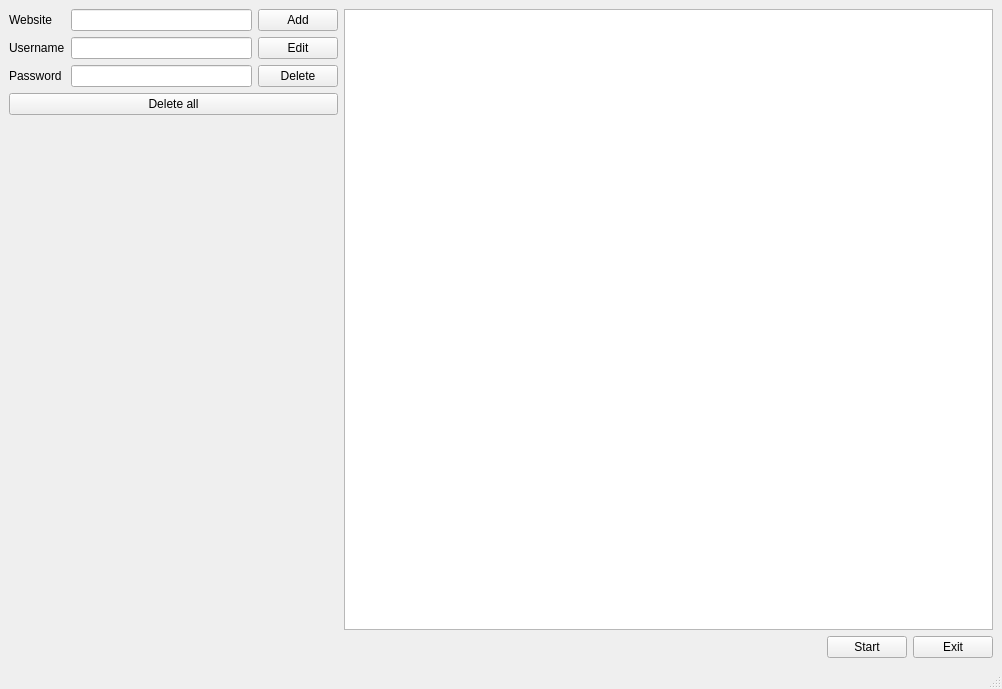
First picture: the form in src/gui/GUI/mainwindow.ui, repository kamerado/USB-Password-Manager, before the edit.
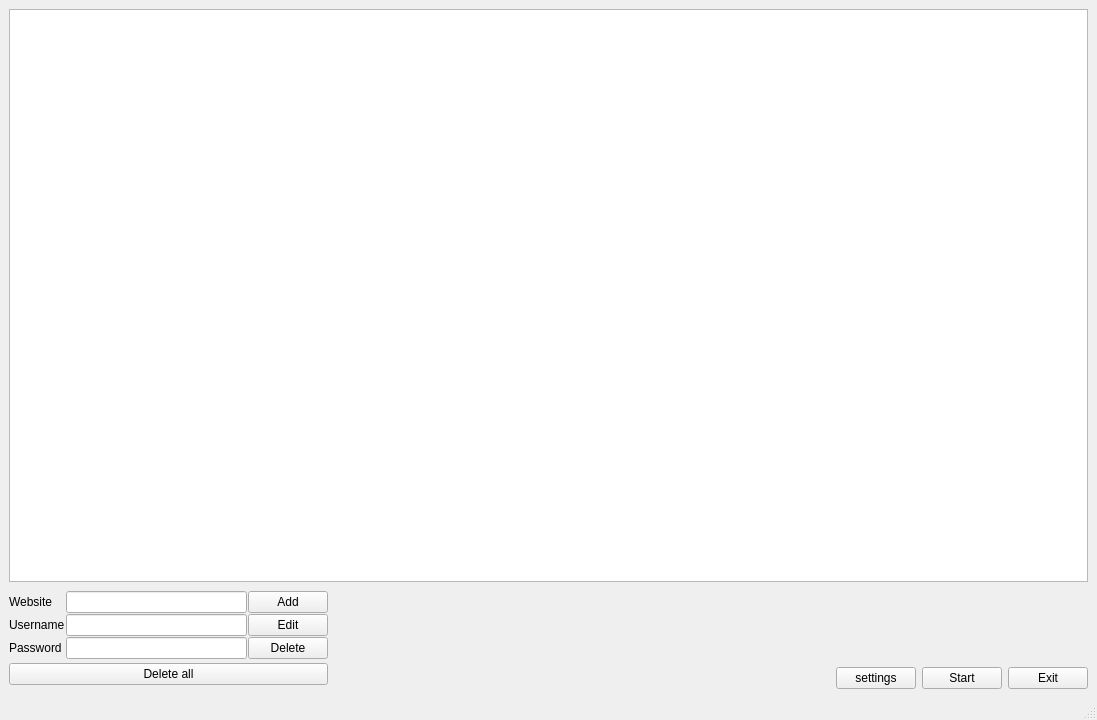
Second picture: the form after the edit.

Commit message: add settings and settings window

```diff
--- a/src/gui/GUI/mainwindow.ui
+++ b/src/gui/GUI/mainwindow.ui
@@ -6,8 +6,8 @@
    <rect>
     <x>0</x>
     <y>0</y>
-    <width>1002</width>
-    <height>689</height>
+    <width>1097</width>
+    <height>720</height>
    </rect>
   </property>
   <property name="sizePolicy">
@@ -26,13 +26,35 @@
      <verstretch>0</verstretch>
     </sizepolicy>
    </property>
-   <layout class="QVBoxLayout" name="verticalLayout_2">
+   <layout class="QVBoxLayout" name="verticalLayout_6">
+    <item>
+     <widget class="QTableWidget" name="CTable">
+      <property name="sizeAdjustPolicy">
+       <enum>QAbstractScrollArea::SizeAdjustPolicy::AdjustToContents</enum>
+      </property>
+      <property name="editTriggers">
+       <set>QAbstractItemView::EditTrigger::NoEditTriggers</set>
+      </property>
+      <property name="selectionBehavior">
+       <enum>QAbstractItemView::SelectionBehavior::SelectRows</enum>
+      </property>
+      <attribute name="horizontalHeaderCascadingSectionResizes">
+       <bool>false</bool>
+      </attribute>
+     </widget>
+    </item>
     <item>
      <layout class="QHBoxLayout" name="horizontalLayout_3">
       <item>
        <layout class="QVBoxLayout" name="verticalLayout">
+        <property name="spacing">
+         <number>1</number>
+        </property>
         <item>
          <layout class="QHBoxLayout" name="horizontalLayout">
+          <property name="spacing">
+           <number>1</number>
+          </property>
           <item>
            <layout class="QVBoxLayout" name="verticalLayout_3">
             <item>
@@ -144,38 +166,25 @@
           </property>
          </widget>
         </item>
+       </layout>
+      </item>
+      <item>
+       <layout class="QVBoxLayout" name="verticalLayout_2">
         <item>
          <spacer name="verticalSpacer">
           <property name="orientation">
-           <enum>Qt::Vertical</enum>
+           <enum>Qt::Orientation::Vertical</enum>
+          </property>
+          <property name="sizeType">
+           <enum>QSizePolicy::Policy::Fixed</enum>
           </property>
           <property name="sizeHint" stdset="0">
            <size>
             <width>20</width>
-            <height>40</height>
+            <height>79</height>
            </size>
           </property>
          </spacer>
-        </item>
-       </layout>
-      </item>
-      <item>
-       <widget class="QTableWidget" name="CTable">
-        <property name="sizeAdjustPolicy">
-         <enum>QAbstractScrollArea::AdjustToContents</enum>
-        </property>
-        <property name="editTriggers">
-         <set>QAbstractItemView::NoEditTriggers</set>
-        </property>
-        <property name="selectionBehavior">
-         <enum>QAbstractItemView::SelectRows</enum>
-        </property>
-        <attribute name="horizontalHeaderCascadingSectionResizes">
-         <bool>false</bool>
-        </attribute>
-       </widget>
-      </item>
-     </layout>
     </item>
     <item>
      <layout class="QHBoxLayout" name="horizontalLayout_2">
@@ -186,12 +195,28 @@
         </property>
         <property name="sizeHint" stdset="0">
          <size>
-          <width>538</width>
+              <width>458</width>
           <height>20</height>
          </size>
         </property>
        </spacer>
       </item>
+          <item>
+           <widget class="QPushButton" name="SettingsButton">
+            <property name="sizePolicy">
+             <sizepolicy hsizetype="Fixed" vsizetype="Fixed">
+              <horstretch>0</horstretch>
+              <verstretch>0</verstretch>
+             </sizepolicy>
+            </property>
+            <property name="text">
+             <string>settings</string>
+            </property>
+            <property name="checkable">
+             <bool>false</bool>
+            </property>
+           </widget>
+          </item>
       <item>
        <widget class="QPushButton" name="StartButton">
         <property name="sizePolicy">
@@ -224,16 +249,10 @@
      </layout>
     </item>
    </layout>
-  </widget>
-  <widget class="QMenuBar" name="menubar">
-   <property name="geometry">
-    <rect>
-     <x>0</x>
-     <y>0</y>
-     <width>1002</width>
-     <height>22</height>
-    </rect>
-   </property>
+      </item>
+     </layout>
+    </item>
+   </layout>
   </widget>
   <widget class="QStatusBar" name="statusbar"/>
  </widget>
```
Left out of the diff: 2 changed lines with no effect on the pictures. Lines whose indentation alone changed are shown as unchanged. The commit also changes 7 other files.
